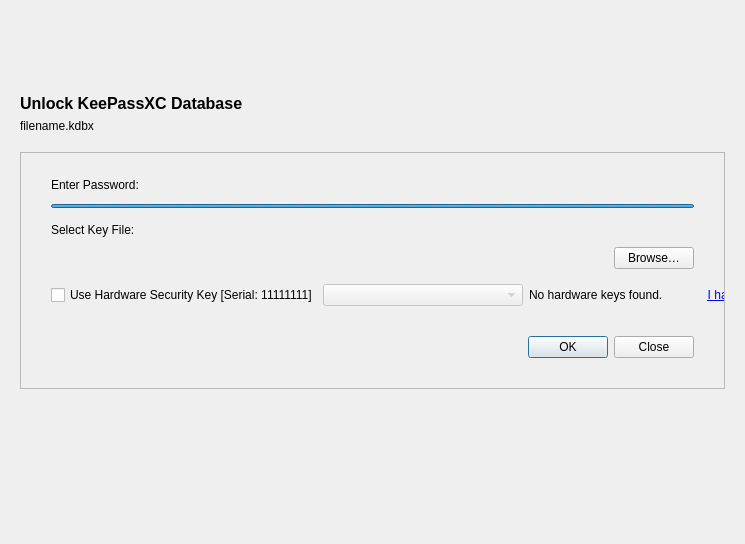
keepassxreboot/keepassxc, file src/gui/DatabaseOpenWidget.ui: the form before one commit.
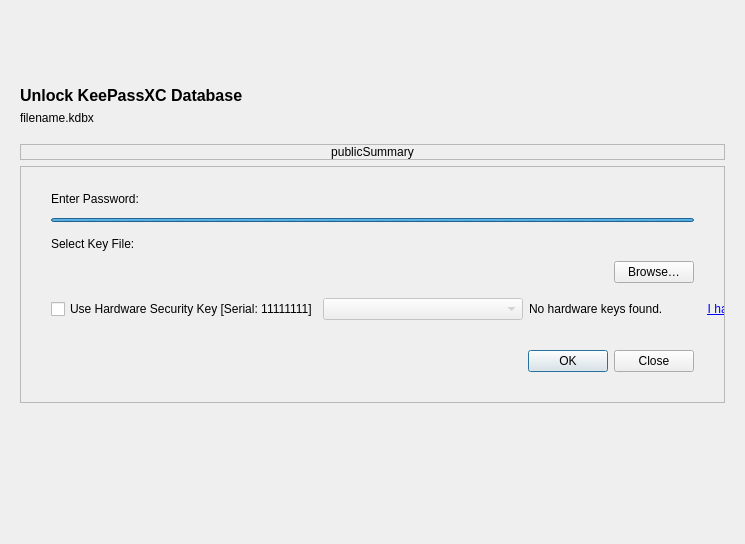
The form after the commit. Custom widgets are drawn as their Qt base class.

Commit message: Add user-configurable summary to unlock screen.

```diff
--- a/src/gui/DatabaseOpenWidget.ui
+++ b/src/gui/DatabaseOpenWidget.ui
@@ -40,7 +40,7 @@
      </item>
      <item>
       <widget class="QWidget" name="formContainer" native="true">
-       <layout class="QVBoxLayout" name="verticalLayout_4" stretch="1,0,0,0,0,2">
+       <layout class="QVBoxLayout" name="verticalLayout_4" stretch="1,0,0,0,0,0,2">
         <item>
          <spacer name="verticalSpacer_2">
           <property name="orientation">
@@ -91,6 +91,22 @@
           </property>
          </spacer>
         </item>
+        <item>
+         <widget class="QLabel" name="publicSummaryLabel">
+          <property name="frameShape">
+           <enum>QFrame::StyledPanel</enum>
+          </property>
+          <property name="text">
+           <string>publicSummary</string>
+          </property>
+          <property name="alignment">
+           <set>Qt::AlignCenter</set>
+          </property>
+          <property name="margin">
+           <number>10</number>
+          </property>
+         </widget>
+        </item>
         <item>
          <widget class="QStackedWidget" name="centralStack">
           <property name="minimumSize">
```
The commit also changes 8 other files.
